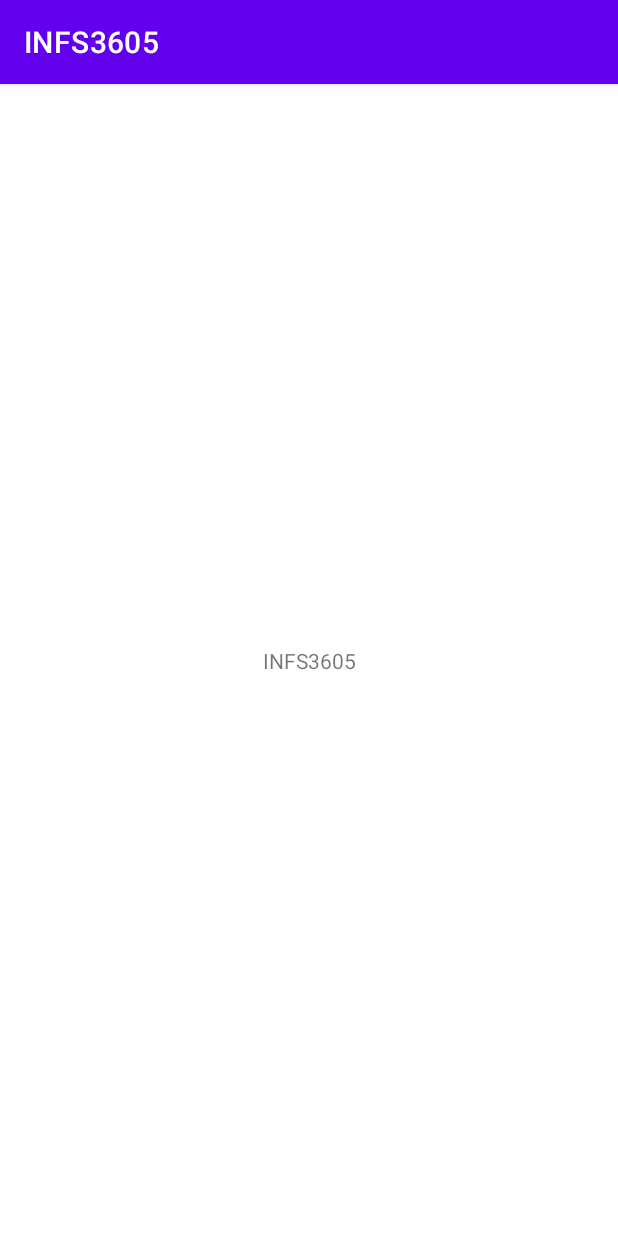
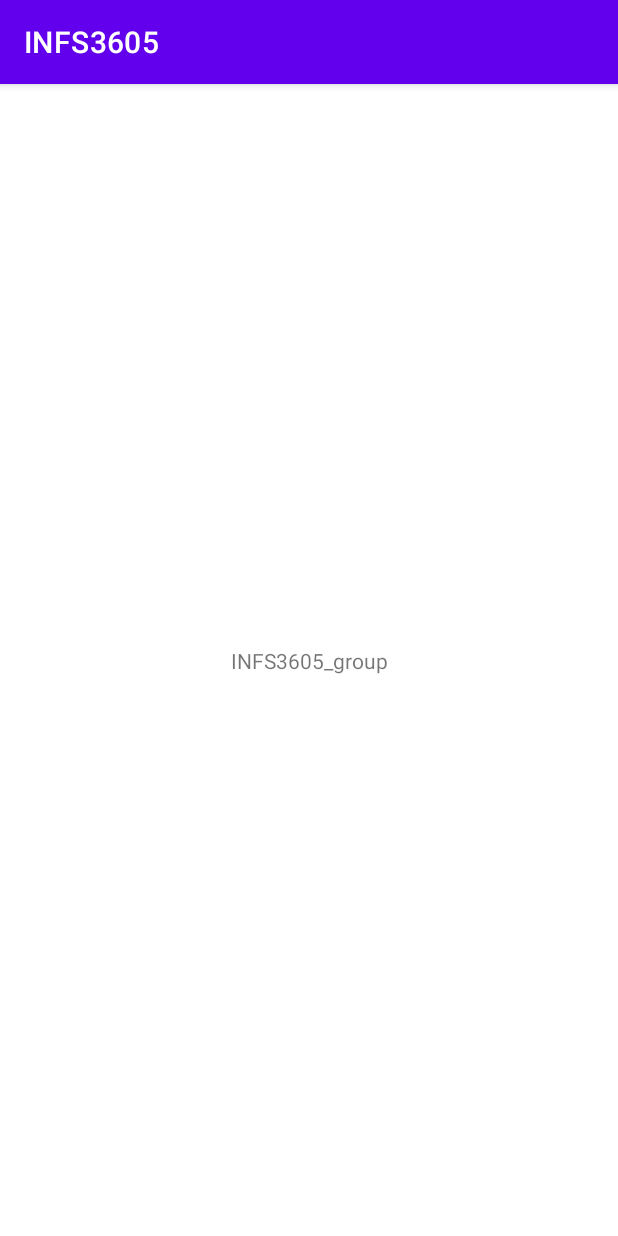
Before and after one commit to abt2002/INFS3605, an Android app: the screen it shows after launch (MainActivity), on a phone screen of 412 x 824 dp. Run offline under Robolectric (Android 15) with nearby library versions, the phone set to English and light mode, and no system bars.

Commit message:
INFS3605group_vision0.01

```diff
--- a/app/src/main/res/layout/activity_main.xml
+++ b/app/src/main/res/layout/activity_main.xml
@@ -9,7 +9,7 @@
     <TextView
         android:layout_width="wrap_content"
         android:layout_height="wrap_content"
-        android:text="INFS3605"
+        android:text="INFS3605_group"
         app:layout_constraintBottom_toBottomOf="parent"
         app:layout_constraintEnd_toEndOf="parent"
         app:layout_constraintStart_toStartOf="parent"
```
